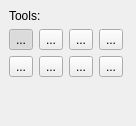
The window that designer/BeeToolSelectionDockUi.ui (skitzycat/beedraw) describes before a commit, drawn with Qt 5.
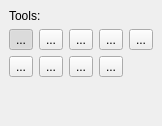
The same window after the commit. Icons and pictures are not drawn.

Commit message: checkpoint for partially working smudge tool, unfortunately rounding errors seem to make it slowly fade to clear

The edit to the form file:
```diff
--- a/designer/BeeToolSelectionDockUi.ui
+++ b/designer/BeeToolSelectionDockUi.ui
@@ -6,7 +6,7 @@
    <rect>
     <x>0</x>
     <y>0</y>
-    <width>136</width>
+    <width>162</width>
     <height>126</height>
    </rect>
   </property>
@@ -218,6 +218,23 @@
         </property>
        </widget>
       </item>
+      <item row="0" column="4">
+       <widget class="QToolButton" name="smudge_button">
+        <property name="text">
+         <string>...</string>
+        </property>
+        <property name="icon">
+         <iconset>
+          <normaloff>icons/smudge.png</normaloff>icons/smudge.png</iconset>
+        </property>
+        <property name="checkable">
+         <bool>true</bool>
+        </property>
+        <property name="autoExclusive">
+         <bool>true</bool>
+        </property>
+       </widget>
+      </item>
      </layout>
     </item>
     <item>
```
The commit also changes 5 other files.
